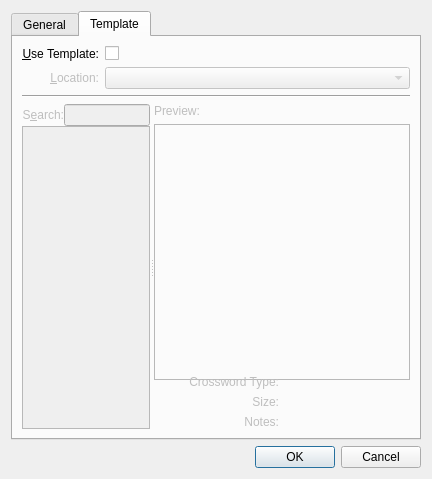
Before: the Qt Designer form src/create_new.ui in zero804/krossword, drawn with Qt 5.
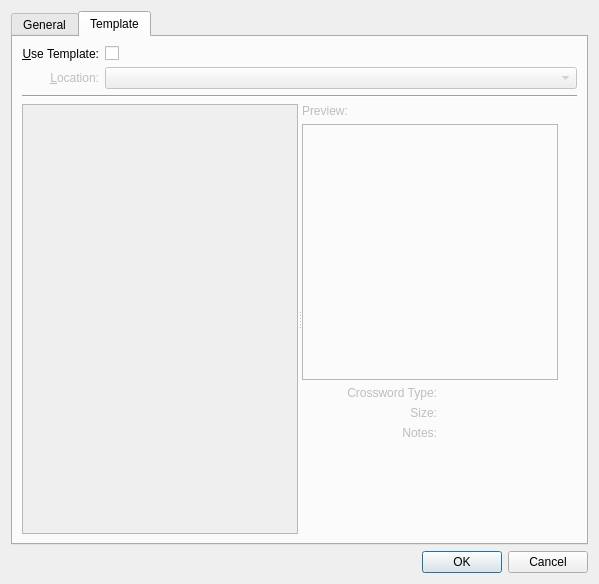
After: the same form once the commit is applied. The open tabs and pages were chosen to show the change. Custom widgets are drawn as their Qt base class.

Commit message: create new dialog: fixed year appearance, removed hidden (and ~unuseful) templates filter

```diff
--- a/src/create_new.ui
+++ b/src/create_new.ui
@@ -6,8 +6,8 @@
    <rect>
     <x>0</x>
     <y>0</y>
-    <width>432</width>
-    <height>479</height>
+    <width>599</width>
+    <height>584</height>
    </rect>
   </property>
   <property name="sizePolicy">
@@ -354,20 +354,7 @@
            <property name="spacing">
             <number>0</number>
            </property>
-           <item row="1" column="0">
-            <widget class="QLabel" name="lblTemplateSearchLine">
-             <property name="text">
-              <string>S&amp;earch:</string>
-             </property>
-             <property name="alignment">
-              <set>Qt::AlignRight|Qt::AlignTrailing|Qt::AlignVCenter</set>
-             </property>
-             <property name="buddy">
-              <cstring>templateSearchLine</cstring>
-             </property>
-            </widget>
-           </item>
-           <item row="3" column="0" colspan="2">
+           <item row="2" column="0" colspan="2">
             <widget class="QTreeView" name="templates">
              <property name="alternatingRowColors">
               <bool>true</bool>
@@ -386,13 +373,6 @@
              </property>
             </widget>
            </item>
-           <item row="1" column="1">
-            <widget class="KLineEdit" name="templateSearchLine">
-             <property name="showClearButton" stdset="0">
-              <bool>true</bool>
-             </property>
-            </widget>
-           </item>
           </layout>
          </widget>
          <widget class="QWidget" name="layoutWidget_2">
```
Left out of the diff: 5 changed lines with no effect on the pictures. The commit also changes 2 other files.
